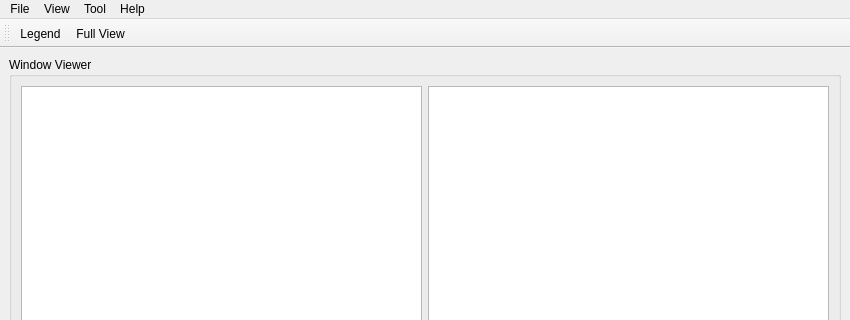
Qt form untitled.ui (GP-Lab/PyWindow) before a commit; both pictures show x 0 to 850 and y 0 to 320 of the 850 by 771 pixel window.
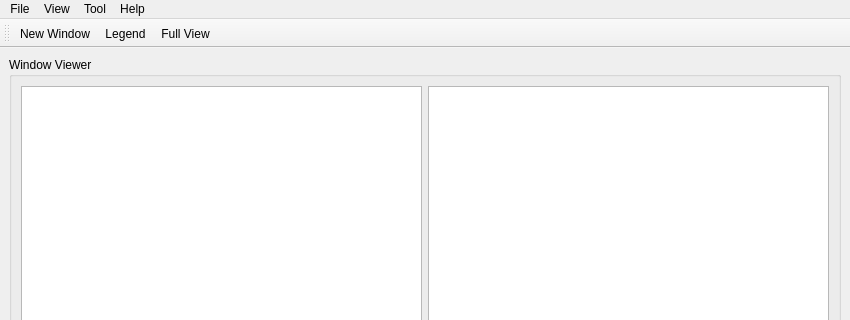
The same form after that commit. Icons and pictures are not drawn.

```diff
--- a/untitled.ui
+++ b/untitled.ui
@@ -327,6 +327,7 @@
    <attribute name="toolBarBreak">
     <bool>false</bool>
    </attribute>
+   <addaction name="actionNew_Window_2"/>
    <addaction name="actionLegend_2"/>
    <addaction name="actionFull_View_2"/>
   </widget>
@@ -413,6 +414,15 @@
     <string>New Window</string>
    </property>
   </action>
+  <action name="actionNew_Window_2">
+   <property name="icon">
+    <iconset>
+     <normaloff>icon/new-window.png</normaloff>icon/new-window.png</iconset>
+   </property>
+   <property name="text">
+    <string>New Window</string>
+   </property>
+  </action>
  </widget>
  <resources/>
  <connections/>
```
Left out of the diff: 4 changed lines with no effect on the pictures.
